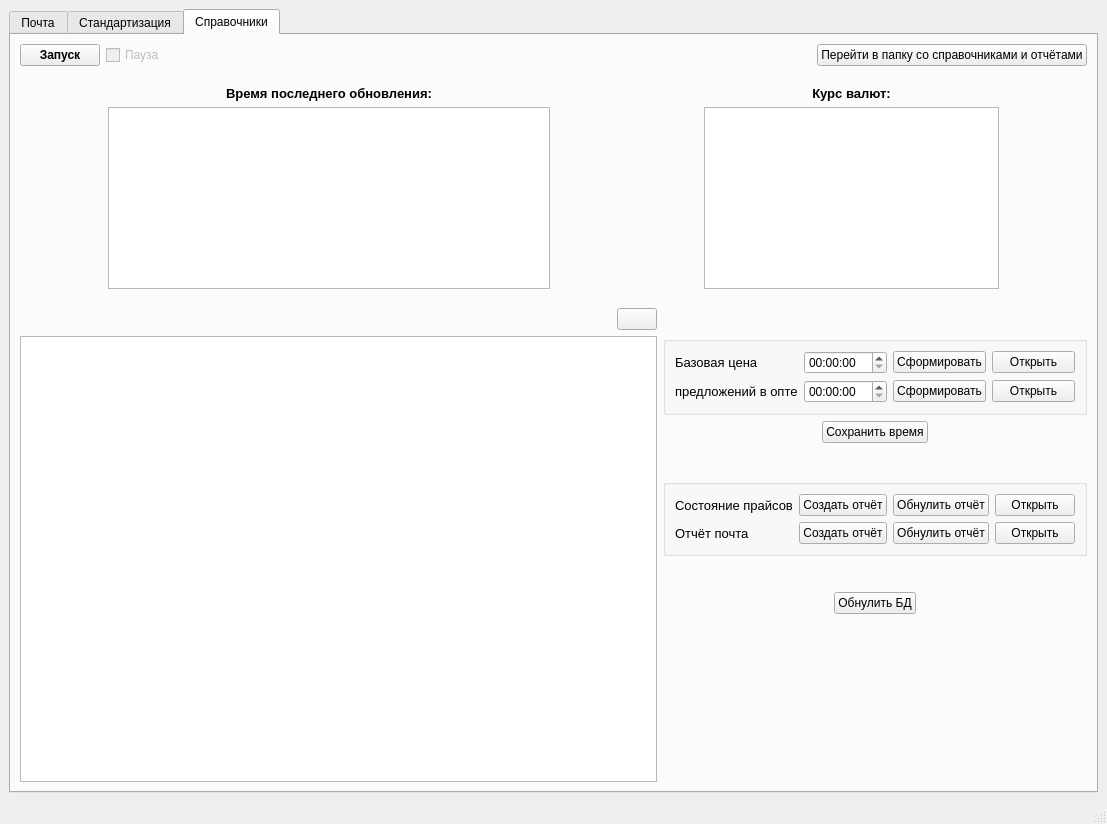
Above: price_processing_2.ui from tmptr1/price_processing before the change. Below: the same form after it.
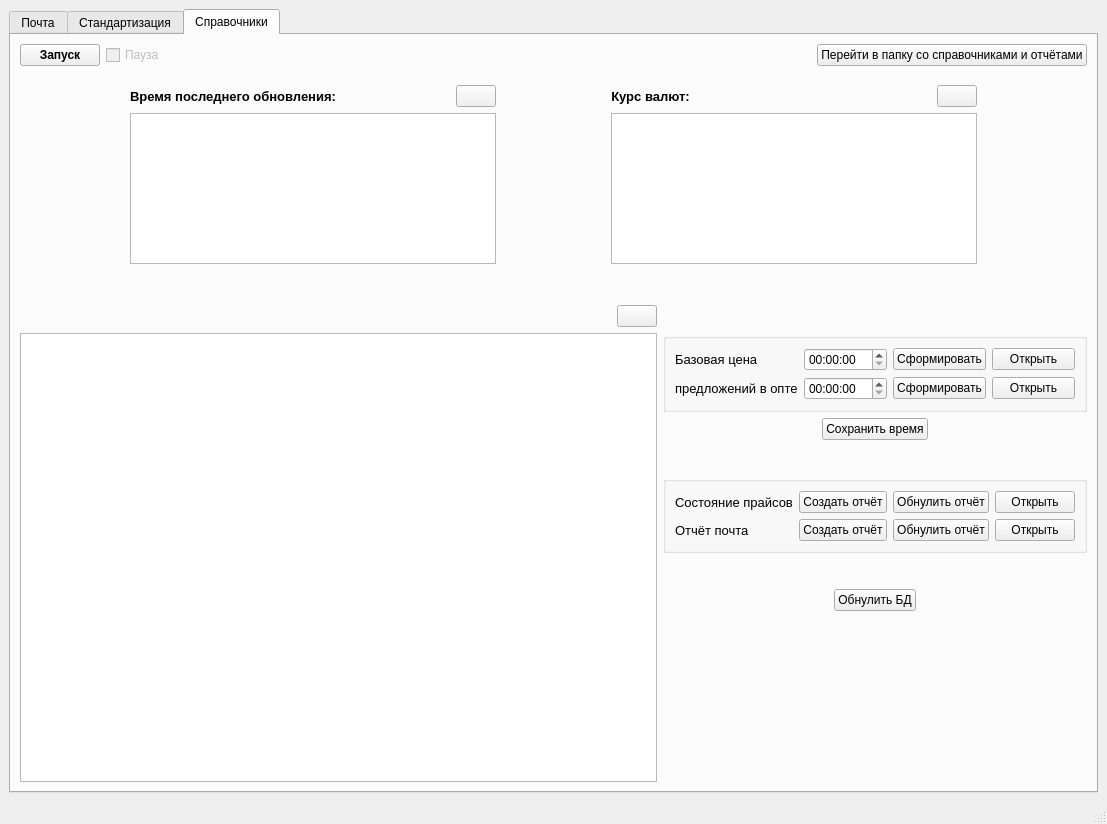
That is the form after the change. The open tabs and pages were chosen to show the change. Icons and pictures are not drawn.

What changed in the file:
```diff
--- a/price_processing_2.ui
+++ b/price_processing_2.ui
@@ -689,7 +689,7 @@
        </attribute>
        <layout class="QGridLayout" name="gridLayout_10">
         <item row="0" column="0">
-         <layout class="QVBoxLayout" name="verticalLayout_4" stretch="2,1,15,1,35">
+         <layout class="QVBoxLayout" name="verticalLayout_4" stretch="3,1,15,3,40">
           <item>
            <layout class="QHBoxLayout" name="horizontalLayout_11">
             <item>
@@ -768,45 +768,112 @@
            </spacer>
           </item>
           <item>
-           <layout class="QGridLayout" name="gridLayout_6" rowstretch="0,0" columnstretch="3,15,5,10,3">
+           <layout class="QGridLayout" name="gridLayout_6" columnstretch="3,10,3,10,3">
+            <item row="0" column="1">
+             <layout class="QHBoxLayout" name="horizontalLayout_15">
+              <item>
+               <widget class="QLabel" name="CatalogUpdateTimeLabel_2">
+                <property name="font">
+                 <font>
+                  <pointsize>10</pointsize>
+                  <bold>true</bold>
+                 </font>
+                </property>
+                <property name="text">
+                 <string>Время последнего обновления:</string>
+                </property>
+                <property name="alignment">
+                 <set>Qt::AlignmentFlag::AlignCenter</set>
+                </property>
+               </widget>
+              </item>
+              <item>
+               <spacer name="horizontalSpacer_22">
+                <property name="orientation">
+                 <enum>Qt::Orientation::Horizontal</enum>
+                </property>
+                <property name="sizeHint" stdset="0">
+                 <size>
+                  <width>40</width>
+                  <height>20</height>
+                 </size>
+                </property>
+               </spacer>
+              </item>
+              <item>
+               <widget class="QPushButton" name="CatalogUpdateTimeTableUpdateButton_2">
+                <property name="text">
+                 <string/>
+                </property>
+                <property name="icon">
+                 <iconset theme="QIcon::ThemeIcon::ViewRestore"/>
+                </property>
+               </widget>
+              </item>
+             </layout>
+            </item>
             <item row="0" column="3">
-             <widget class="QLabel" name="CurrencyLabel_2">
-              <property name="font">
-               <font>
-                <pointsize>10</pointsize>
-                <bold>true</bold>
-               </font>
+             <layout class="QHBoxLayout" name="horizontalLayout_16">
+              <item>
+               <widget class="QLabel" name="CurrencyLabel_2">
+                <property name="font">
+                 <font>
+                  <pointsize>10</pointsize>
+                  <bold>true</bold>
+                 </font>
+                </property>
+                <property name="text">
+                 <string>Курс валют:</string>
+                </property>
+                <property name="alignment">
+                 <set>Qt::AlignmentFlag::AlignCenter</set>
+                </property>
+               </widget>
+              </item>
+              <item>
+               <spacer name="horizontalSpacer_23">
+                <property name="orientation">
+                 <enum>Qt::Orientation::Horizontal</enum>
+                </property>
+                <property name="sizeHint" stdset="0">
+                 <size>
+                  <width>40</width>
+                  <height>20</height>
+                 </size>
+                </property>
+               </spacer>
+              </item>
+              <item>
+               <widget class="QPushButton" name="CurrencyTableUpdateButton_2">
+                <property name="text">
+                 <string/>
+                </property>
+                <property name="icon">
+                 <iconset theme="QIcon::ThemeIcon::ViewRestore"/>
+                </property>
+               </widget>
+              </item>
+             </layout>
+            </item>
+            <item row="1" column="0">
+             <spacer name="horizontalSpacer_13">
+              <property name="orientation">
+               <enum>Qt::Orientation::Horizontal</enum>
               </property>
-              <property name="text">
-               <string>Курс валют:</string>
+              <property name="sizeType">
+               <enum>QSizePolicy::Policy::Minimum</enum>
               </property>
-              <property name="alignment">
-               <set>Qt::AlignmentFlag::AlignCenter</set>
+              <property name="sizeHint" stdset="0">
+               <size>
+                <width>20</width>
+                <height>20</height>
+               </size>
               </property>
-             </widget>
+             </spacer>
             </item>
             <item row="1" column="1">
              <widget class="QTableView" name="CatalogUpdateTimeTableView_2"/>
             </item>
-            <item row="0" column="1">
-             <widget class="QLabel" name="CatalogUpdateTimeLabel_2">
-              <property name="font">
-               <font>
-                <pointsize>10</pointsize>
-                <bold>true</bold>
-               </font>
-              </property>
-              <property name="text">
-               <string>Время последнего обновления:</string>
-              </property>
-              <property name="alignment">
-               <set>Qt::AlignmentFlag::AlignCenter</set>
-              </property>
-             </widget>
-            </item>
-            <item row="1" column="3">
-             <widget class="QTableView" name="CurrencyTableView_2"/>
-            </item>
             <item row="1" column="2">
              <spacer name="horizontalSpacer_14">
               <property name="orientation">
@@ -823,21 +890,8 @@
               </property>
              </spacer>
             </item>
-            <item row="1" column="0">
-             <spacer name="horizontalSpacer_13">
-              <property name="orientation">
-               <enum>Qt::Orientation::Horizontal</enum>
-              </property>
-              <property name="sizeType">
-               <enum>QSizePolicy::Policy::Minimum</enum>
-              </property>
-              <property name="sizeHint" stdset="0">
-               <size>
-                <width>20</width>
-                <height>20</height>
-               </size>
-              </property>
-             </spacer>
+            <item row="1" column="3">
+             <widget class="QTableView" name="CurrencyTableView_2"/>
             </item>
             <item row="1" column="4">
              <spacer name="horizontalSpacer_15">
```
Left out of the diff: 2 changed lines with no effect on the pictures.
